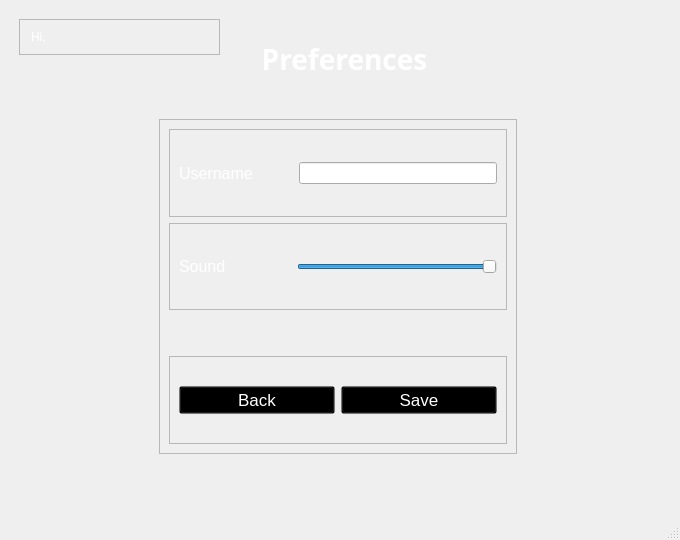
daniilgrbic/BackgammonPP, file BackgammonPP/mainwindow.ui: the form before one commit.
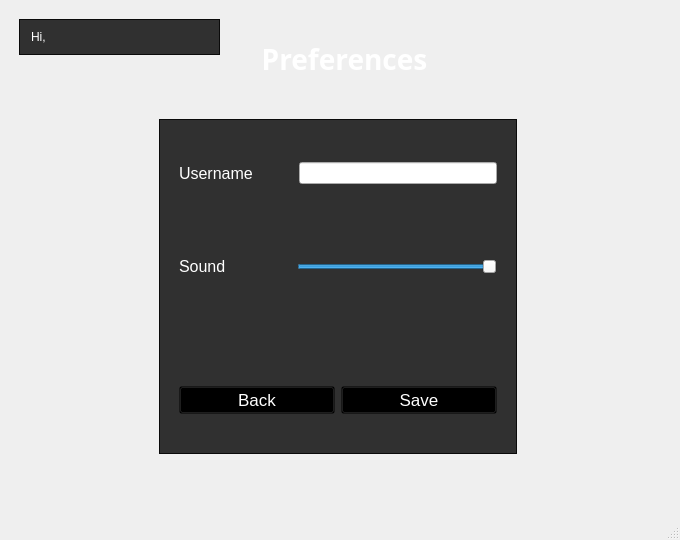
The form after the commit. The open tabs and pages were chosen to show the change.

Diff of the .ui file:
```diff
--- a/BackgammonPP/mainwindow.ui
+++ b/BackgammonPP/mainwindow.ui
@@ -837,6 +837,11 @@
           <height>335</height>
          </rect>
         </property>
+        <property name="styleSheet">
+         <string notr="true">QFrame {
+	background-color: rgba(0, 0, 0, 0.8);
+}</string>
+        </property>
         <property name="frameShape">
          <enum>QFrame::StyledPanel</enum>
         </property>
@@ -846,6 +851,11 @@
         <layout class="QVBoxLayout" name="verticalLayout_4">
          <item>
           <widget class="QFrame" name="frame_11">
+           <property name="styleSheet">
+            <string notr="true">QFrame {
+	background-color: rgba(0, 0, 0, 0.0);
+}</string>
+           </property>
            <property name="frameShape">
             <enum>QFrame::StyledPanel</enum>
            </property>
@@ -897,6 +907,11 @@
          </item>
          <item>
           <widget class="QFrame" name="frame">
+           <property name="styleSheet">
+            <string notr="true">QFrame {
+	background-color: rgba(0, 0, 0, 0.0);
+}</string>
+           </property>
            <property name="frameShape">
             <enum>QFrame::StyledPanel</enum>
            </property>
@@ -974,6 +989,11 @@
          </item>
          <item>
           <widget class="QFrame" name="frame_9">
+           <property name="styleSheet">
+            <string notr="true">QFrame {
+	background-color: rgba(0, 0, 0, 0.0);
+}</string>
+           </property>
            <property name="frameShape">
             <enum>QFrame::StyledPanel</enum>
            </property>
@@ -1052,6 +1072,7 @@
         <property name="styleSheet">
          <string notr="true">QFrame {
 	color: white;
+	background-color: rgba(0, 0, 0, 0.8);
 }</string>
         </property>
         <property name="frameShape">
@@ -1075,6 +1096,11 @@
              <height>16777215</height>
             </size>
            </property>
+           <property name="styleSheet">
+            <string notr="true">QLabel {
+	background-color: rgba(0, 0, 0, 0);
+}</string>
+           </property>
            <property name="text">
             <string>Hi, </string>
            </property>
@@ -1085,6 +1111,11 @@
          </item>
          <item>
           <widget class="QLabel" name="labelPrefUsername">
+           <property name="styleSheet">
+            <string notr="true">QLabel {
+	background-color: rgba(0, 0, 0, 0);
+}</string>
+           </property>
            <property name="text">
             <string/>
            </property>
```
Left out of the diff: 29 changed lines with no effect on the pictures.
